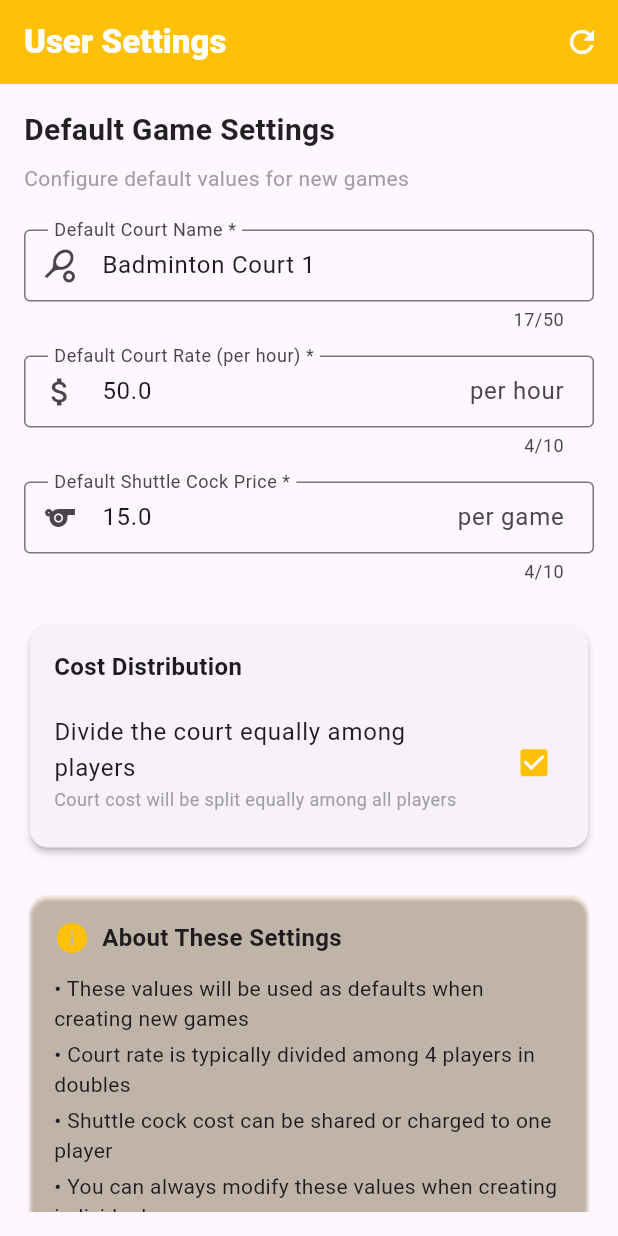
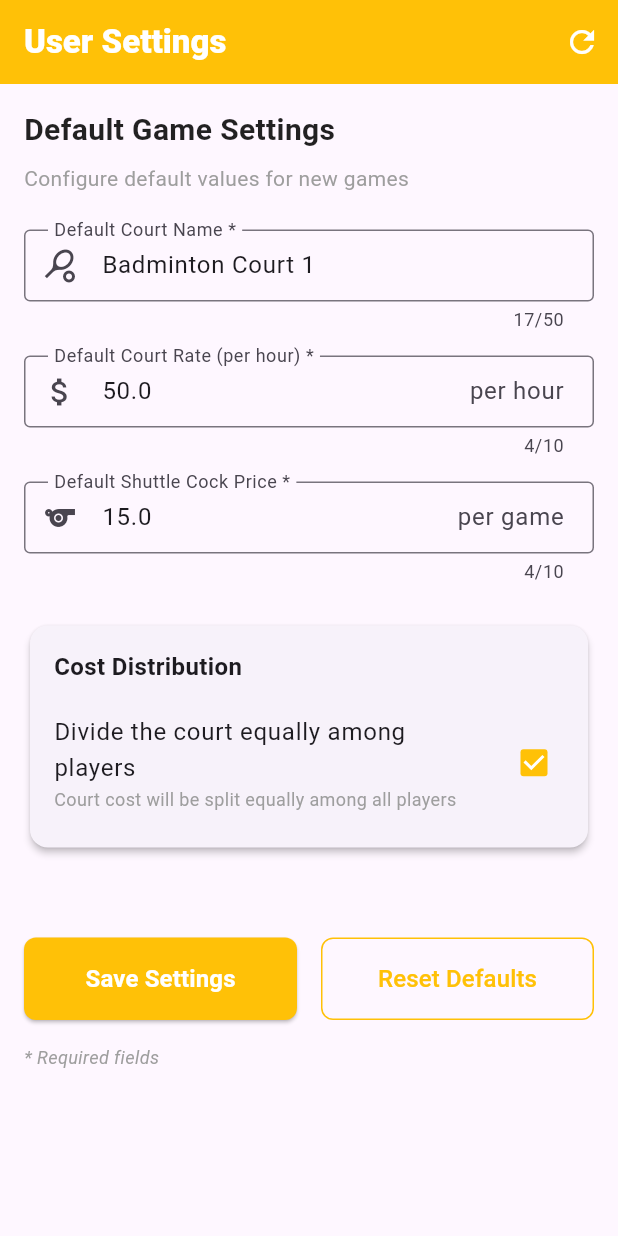
Before and after one commit to siddigamon/badminton_player_system, a Flutter app: the UserSettingsScreen screen opened directly, on a phone screen of 412 x 824 dp. Run offline on Flutter 3.47's test engine with Material 3 defaults, Android fonts, the light colour scheme and no system bars.

Commit message:
feat: Update AllGamesScreen and UserSettingsScreen UI; adjust card margins, paddings, and comment out unused information card for cleaner layout

```diff
--- a/lib/all_games_screen.dart
+++ b/lib/all_games_screen.dart
@@ -231,12 +231,13 @@ class _AllGamesScreenState extends State<AllGamesScreen> {
                             );
                           },
                           child: Card(
-                            elevation: 2,
+                            margin: const EdgeInsets.symmetric(horizontal: 6.0, vertical: 1.0),
+                            elevation: 2.0,
                             shape: RoundedRectangleBorder(
-                              borderRadius: BorderRadius.circular(8),
+                              borderRadius: BorderRadius.circular(2.0),
                             ),
                             child: Padding(
-                              padding: const EdgeInsets.all(16.0),
+                              padding: const EdgeInsets.all(12.0),
                               child: Column(
                                 crossAxisAlignment: CrossAxisAlignment.start,
                                 children: [
@@ -384,12 +385,12 @@ class _AllGamesScreenState extends State<AllGamesScreen> {
       ),
 
       // Floating Action Button for Add Game
-      floatingActionButton: FloatingActionButton(
-        onPressed: widget.onNavigateToAddGame,
-        backgroundColor: Colors.amber,
-        foregroundColor: Colors.white,
-        child: const Icon(Icons.add),
-      ),
+      // floatingActionButton: FloatingActionButton(
+      //   onPressed: widget.onNavigateToAddGame,
+      //   backgroundColor: Colors.amber,
+      //   foregroundColor: Colors.white,
+      //   child: const Icon(Icons.add),
+      // ),
     );
   }
 }
--- a/lib/user_settings_screen.dart
+++ b/lib/user_settings_screen.dart
@@ -273,50 +273,50 @@ class _UserSettingsScreenState extends State<UserSettingsScreen> {
                 const SizedBox(height: 24),
 
                 // Information Card
-                Card(
-                  color: Colors.amber.withOpacity(0.1),
-                  child: Padding(
-                    padding: const EdgeInsets.all(16.0),
-                    child: Column(
-                      crossAxisAlignment: CrossAxisAlignment.start,
-                      children: [
-                        const Row(
-                          children: [
-                            Icon(Icons.info, color: Colors.amber),
-                            SizedBox(width: 8),
-                            Text(
-                              'About These Settings',
-                              style: TextStyle(
-                                fontWeight: FontWeight.bold,
-                                fontSize: 16,
-                              ),
-                            ),
-                          ],
-                        ),
-                        const SizedBox(height: 12),
-                        const Text(
-                          '• These values will be used as defaults when creating new games',
-                          style: TextStyle(fontSize: 14),
-                        ),
-                        const SizedBox(height: 4),
-                        const Text(
-                          '• Court rate is typically divided among 4 players in doubles',
-                          style: TextStyle(fontSize: 14),
-                        ),
-                        const SizedBox(height: 4),
-                        const Text(
-                          '• Shuttle cock cost can be shared or charged to one player',
-                          style: TextStyle(fontSize: 14),
-                        ),
-                        const SizedBox(height: 4),
-                        const Text(
-                          '• You can always modify these values when creating individual games',
-                          style: TextStyle(fontSize: 14),
-                        ),
-                      ],
-                    ),
-                  ),
-                ),
+                // Card(
+                //   color: Colors.amber.withOpacity(0.1),
+                //   child: Padding(
+                //     padding: const EdgeInsets.all(16.0),
+                //     child: Column(
+                //       crossAxisAlignment: CrossAxisAlignment.start,
+                //       children: [
+                //         const Row(
+                //           children: [
+                //             Icon(Icons.info, color: Colors.amber),
+                //             SizedBox(width: 8),
+                //             Text(
+                //               'About These Settings',
+                //               style: TextStyle(
+                //                 fontWeight: FontWeight.bold,
+                //                 fontSize: 16,
+                //               ),
+                //             ),
+                //           ],
+                //         ),
+                //         const SizedBox(height: 12),
+                //         const Text(
+                //           '• These values will be used as defaults when creating new games',
+                //           style: TextStyle(fontSize: 14),
+                //         ),
+                //         const SizedBox(height: 4),
+                //         const Text(
+                //           '• Court rate is typically divided among 4 players in doubles',
+                //           style: TextStyle(fontSize: 14),
+                //         ),
+                //         const SizedBox(height: 4),
+                //         const Text(
+                //           '• Shuttle cock cost can be shared or charged to one player',
+                //           style: TextStyle(fontSize: 14),
+                //         ),
+                //         const SizedBox(height: 4),
+                //         const Text(
+                //           '• You can always modify these values when creating individual games',
+                //           style: TextStyle(fontSize: 14),
+                //         ),
+                //       ],
+                //     ),
+                //   ),
+                // ),
                 const SizedBox(height: 32),
 
                 // Action Buttons
```
Also changed, not shown: lib/model/user_settings.dart (line endings or trailing spaces).
